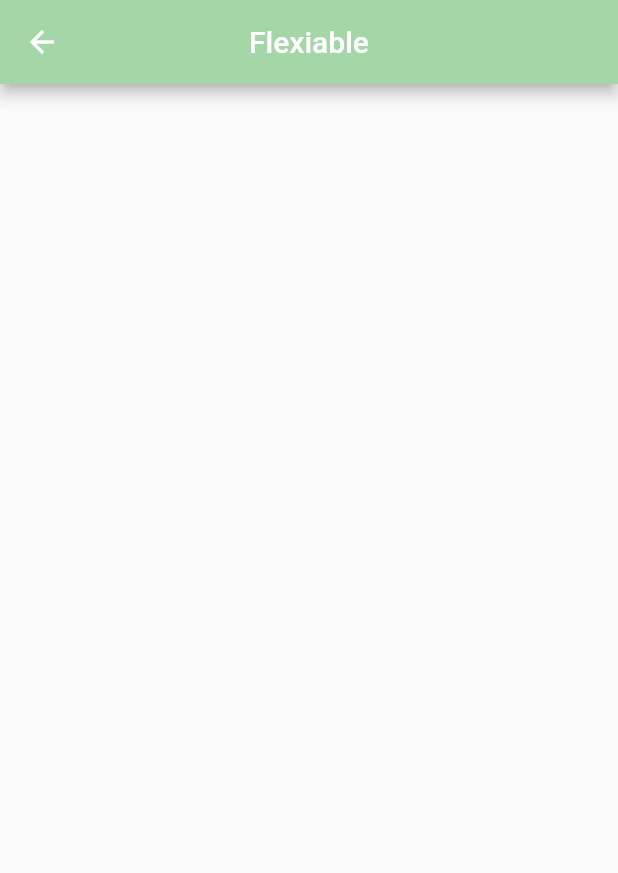
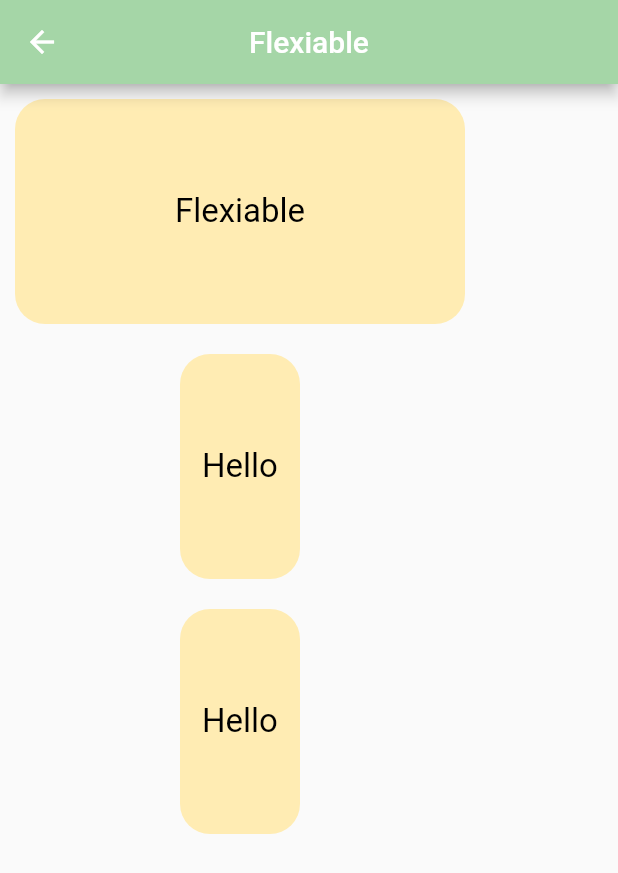
Before and after one commit to Aamirkhan55/day_2, a Flutter app: the screen it shows after launch, after a tap on the "arrow forward ios" icon, on a phone screen of 412 x 824 dp. Shown: the top 873 px of the screen. Run offline on Flutter 3.47's test engine with Material 2 defaults, Android fonts, the phone set to English and light mode, and no system bars.

Commit message:
Expanded/Flexiable

```diff
--- a/lib/screens/expanded_screen.dart
+++ b/lib/screens/expanded_screen.dart
@@ -6,6 +6,7 @@ class ExpandedScreen extends StatelessWidget {
 
   // Expanded : Expande a child  at mainAxisAlignment of row or column and
   // takes all the available space.
+  // But in Expanded it cannot take width .
 
   @override
   Widget build(BuildContext context) {
@@ -14,7 +15,7 @@ class ExpandedScreen extends StatelessWidget {
         centerTitle: true,
         title: const Text('Expanded'),
       ),
-      body: Row(
+      body: Column(
         children: [
           Expanded(
             child: Container(
--- a/lib/screens/flexiable_Screen.dart
+++ b/lib/screens/flexiable_Screen.dart
@@ -2,6 +2,10 @@ import 'package:flutter/material.dart';
 
 class FlexiableScreen extends StatelessWidget {
   const FlexiableScreen({super.key});
+
+  // Flexiable : Flex a child  at mainAxisAlignment of row or column and
+  // takes all the available space.
+  // But in Flexiable it take width .
 
   @override
   Widget build(BuildContext context) {
@@ -10,6 +14,70 @@ class FlexiableScreen extends StatelessWidget {
         centerTitle: true,
         title: const Text('Flexiable'),
       ),
+       body: Column(
+        children: [
+          Flexible(
+            child: Container(
+              height: 150,
+              // You can give Width to flexiable.
+               width: 300,
+              margin: const EdgeInsets.all(10),
+              padding: const EdgeInsets.all(10),
+              decoration: BoxDecoration(
+                color: Colors.amber.shade100,
+                borderRadius: BorderRadius.circular(20),
+              ),
+              child: const Center(
+                child: Text(
+                  'Flexiable',
+                  style: TextStyle(
+                    color: Colors.black,
+                    fontSize: 22,
+                  ),
+                ),
+              ),
+            ),
+          ),
+          Container(
+            height: 150,
+            width: 80,
+            margin: const EdgeInsets.all(10),
+            padding: const EdgeInsets.all(10),
+            decoration: BoxDecoration(
+              color: Colors.amber.shade100,
+              borderRadius: BorderRadius.circular(20),
+            ),
+            child: const Center(
+              child: Text(
+                'Hello',
+                style: TextStyle(
+                  color: Colors.black,
+                  fontSize: 22,
+                ),
+              ),
+            ),
+          ),
+          Container(
+            height: 150,
+            width: 80,
+            margin: const EdgeInsets.all(10),
+            padding: const EdgeInsets.all(10),
+            decoration: BoxDecoration(
+              color: Colors.amber.shade100,
+              borderRadius: BorderRadius.circular(20),
+            ),
+            child: const Center(
+              child: Text(
+                'Hello',
+                style: TextStyle(
+                  color: Colors.black,
+                  fontSize: 22,
+                ),
+              ),
+            ),
+          ),
+        ],
+      ),
     );
   }
 }
```
